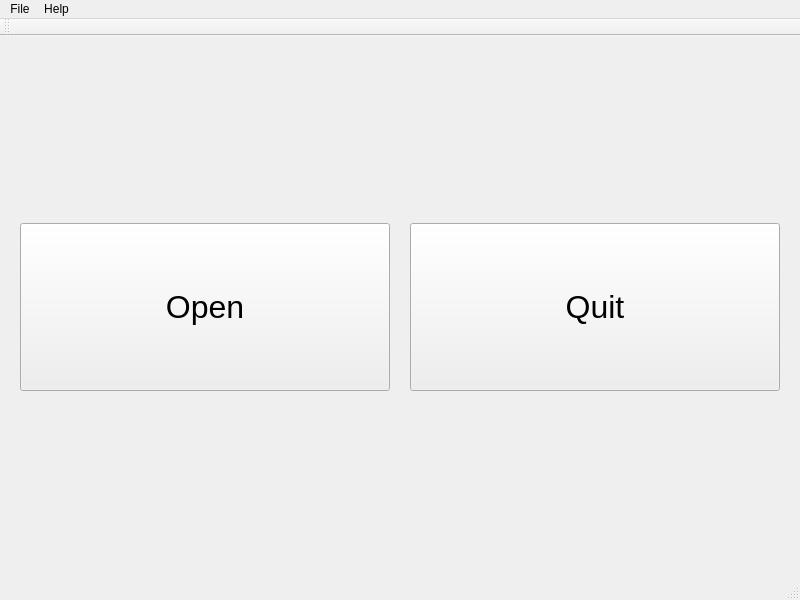
Above: ui/mainwindow.ui from rohan-singh1/Kommadek before the change. Below: the same form after it.
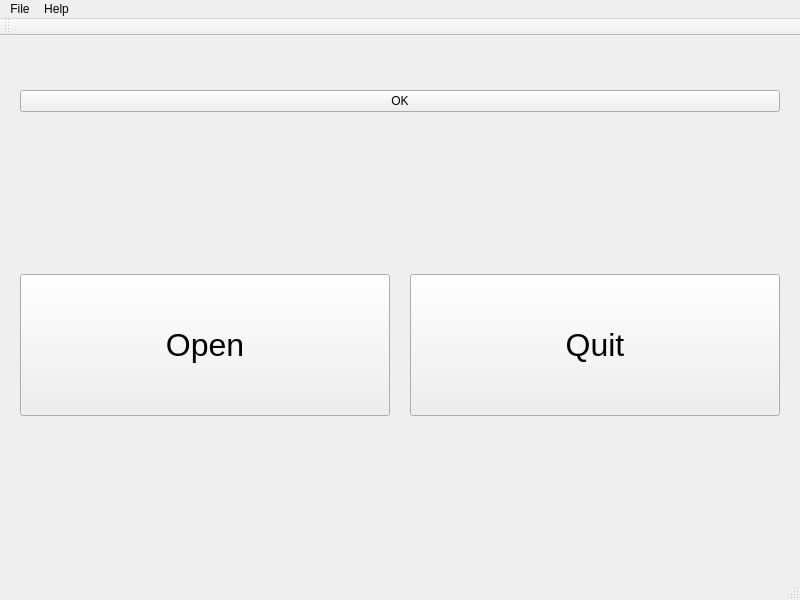
That is the form after the change. The open tabs and pages were chosen to show the change.

Commit message: About page added

The edit to the form file:
```diff
--- a/ui/mainwindow.ui
+++ b/ui/mainwindow.ui
@@ -55,6 +55,20 @@
         <property name="bottomMargin">
          <number>20</number>
         </property>
+        <item>
+         <widget class="QLabel" name="label">
+          <property name="text">
+           <string/>
+          </property>
+         </widget>
+        </item>
+        <item>
+         <widget class="QPushButton" name="aboutOKButton">
+          <property name="text">
+           <string>OK</string>
+          </property>
+         </widget>
+        </item>
         <item>
          <spacer name="verticalSpacer">
           <property name="orientation">
```
Left out of the diff: 30 changed lines with no effect on the pictures. The commit also changes 2 other files.
